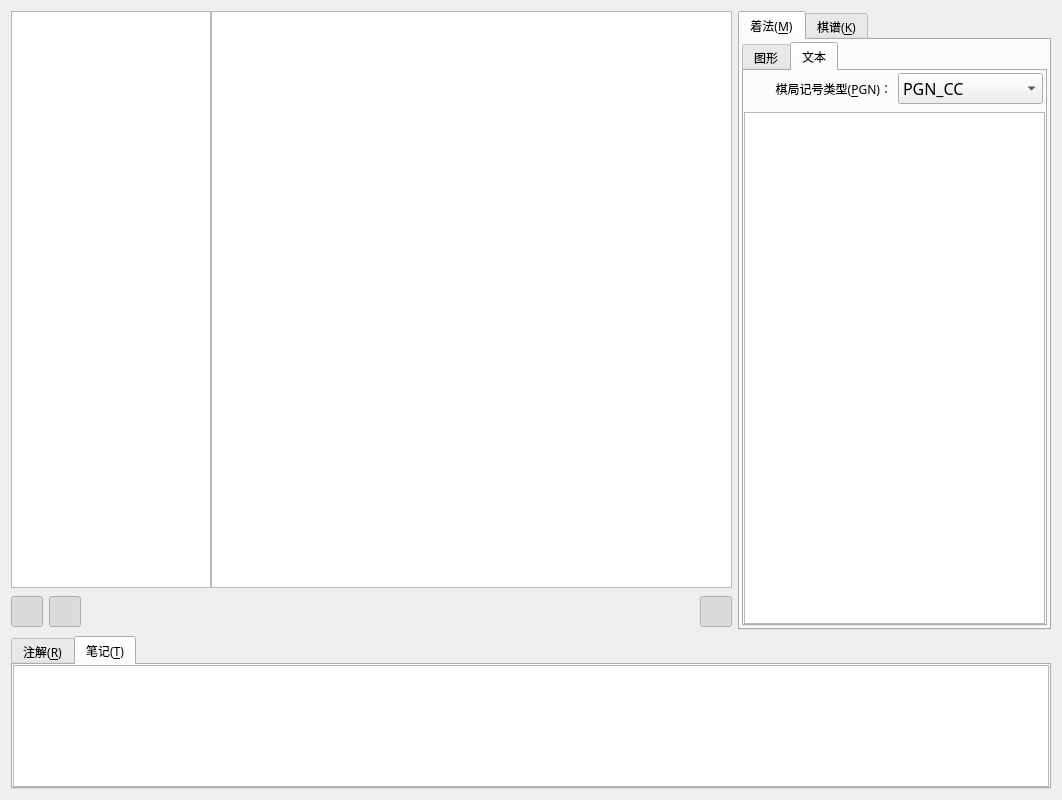
Old version of the form src/chessform.ui in the repository hbsxcjp/cchess_qt.
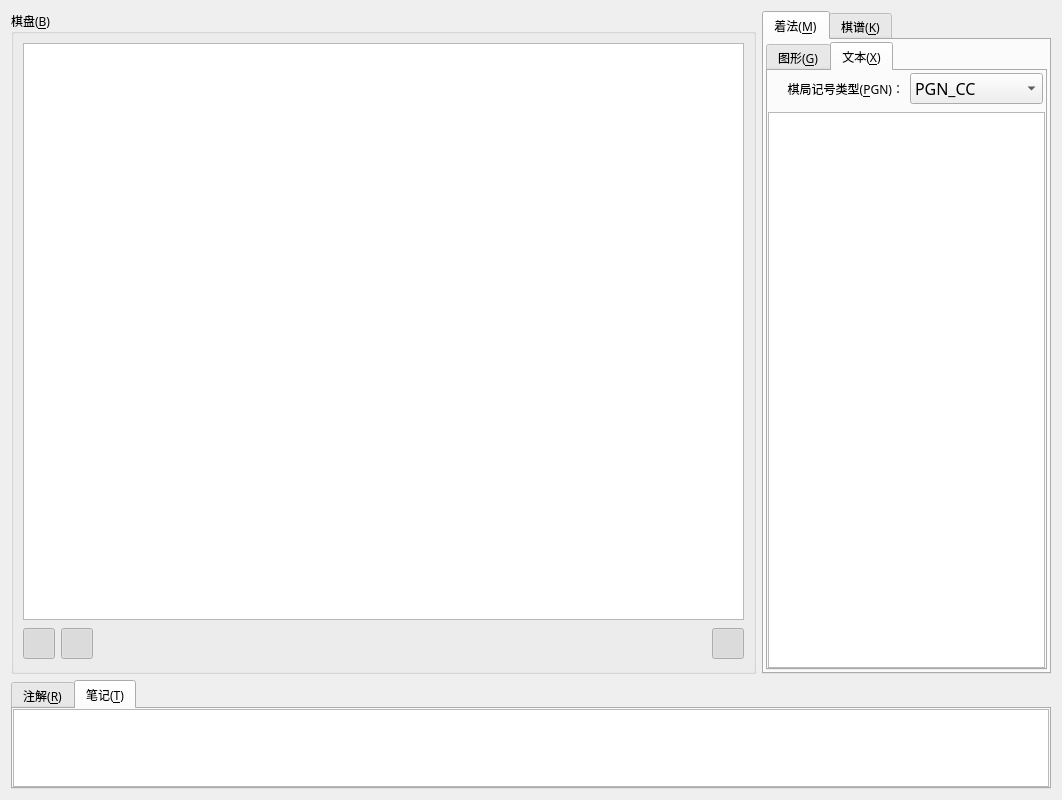
New version of the form. The open tabs and pages were chosen to show the change. Icons and pictures are not drawn.

Diff of the .ui file:
```diff
--- a/src/chessform.ui
+++ b/src/chessform.ui
@@ -55,39 +55,20 @@
   <property name="windowFilePath">
    <string notr="true"/>
   </property>
-  <layout class="QVBoxLayout" name="verticalLayout_7">
-   <item>
-    <layout class="QHBoxLayout" name="upHorizontalLayout">
-     <item>
-      <layout class="QVBoxLayout" name="boardVerticalLayout">
+  <layout class="QVBoxLayout" name="verticalLayout_6">
+   <property name="sizeConstraint">
+    <enum>QLayout::SetDefaultConstraint</enum>
+   </property>
        <item>
         <layout class="QHBoxLayout" name="horizontalLayout_5">
-         <property name="spacing">
-          <number>0</number>
-         </property>
          <item>
-          <widget class="QGraphicsView" name="leaveGraphicsView">
+      <widget class="QGroupBox" name="groupBox">
            <property name="sizePolicy">
-            <sizepolicy hsizetype="Fixed" vsizetype="Fixed">
+        <sizepolicy hsizetype="Minimum" vsizetype="Preferred">
              <horstretch>0</horstretch>
              <verstretch>0</verstretch>
             </sizepolicy>
            </property>
-           <property name="minimumSize">
-            <size>
-             <width>200</width>
-             <height>577</height>
-            </size>
-           </property>
-           <property name="maximumSize">
-            <size>
-             <width>200</width>
-             <height>577</height>
-            </size>
-           </property>
-           <property name="contextMenuPolicy">
-            <enum>Qt::CustomContextMenu</enum>
-           </property>
            <property name="toolTip">
             <string notr="true"/>
            </property>
@@ -103,17 +84,13 @@
            <property name="accessibleDescription">
             <string notr="true"/>
            </property>
-           <property name="lineWidth">
-            <number>0</number>
-           </property>
-           <property name="verticalScrollBarPolicy">
-            <enum>Qt::ScrollBarAlwaysOff</enum>
-           </property>
-           <property name="horizontalScrollBarPolicy">
-            <enum>Qt::ScrollBarAlwaysOff</enum>
-           </property>
-          </widget>
-         </item>
+       <property name="title">
+        <string notr="true">棋盘(&amp;B)</string>
+       </property>
+       <layout class="QVBoxLayout" name="verticalLayout_5">
+        <property name="sizeConstraint">
+         <enum>QLayout::SetFixedSize</enum>
+        </property>
          <item>
           <widget class="QGraphicsView" name="boardGraphicsView">
            <property name="sizePolicy">
@@ -124,13 +101,13 @@
            </property>
            <property name="minimumSize">
             <size>
-             <width>521</width>
+            <width>721</width>
              <height>577</height>
             </size>
            </property>
            <property name="maximumSize">
             <size>
-             <width>521</width>
+            <width>721</width>
              <height>577</height>
             </size>
            </property>
@@ -174,12 +151,10 @@
            </property>
           </widget>
          </item>
-        </layout>
-       </item>
        <item>
         <widget class="QWidget" name="navigateWidget" native="true">
          <property name="sizePolicy">
-          <sizepolicy hsizetype="Expanding" vsizetype="Fixed">
+           <sizepolicy hsizetype="Preferred" vsizetype="Fixed">
            <horstretch>0</horstretch>
            <verstretch>0</verstretch>
           </sizepolicy>
@@ -218,6 +193,9 @@
           <property name="spacing">
            <number>6</number>
           </property>
+           <property name="sizeConstraint">
+            <enum>QLayout::SetDefaultConstraint</enum>
+           </property>
           <property name="leftMargin">
            <number>0</number>
           </property>
@@ -659,9 +637,10 @@
         </widget>
        </item>
       </layout>
+      </widget>
      </item>
      <item>
-      <widget class="QTabWidget" name="infoTabWidget">
+      <widget class="QTabWidget" name="moveInfoTabWidget">
        <property name="sizePolicy">
         <sizepolicy hsizetype="Expanding" vsizetype="Preferred">
          <horstretch>0</horstretch>
@@ -752,7 +731,7 @@
            </property>
            <widget class="QWidget" name="graphyTab">
             <attribute name="title">
-             <string notr="true">图形</string>
+             <string notr="true">图形(&amp;G)</string>
             </attribute>
             <layout class="QVBoxLayout" name="verticalLayout_4">
              <property name="leftMargin">
@@ -916,7 +895,7 @@
              <string notr="true"/>
             </property>
             <attribute name="title">
-             <string notr="true">文本</string>
+             <string notr="true">文本(&amp;X)</string>
             </attribute>
             <layout class="QVBoxLayout" name="verticalLayout_2">
              <property name="leftMargin">
```
Left out of the diff: 18 changed lines with no effect on the pictures. Lines whose indentation alone changed are shown as unchanged.
